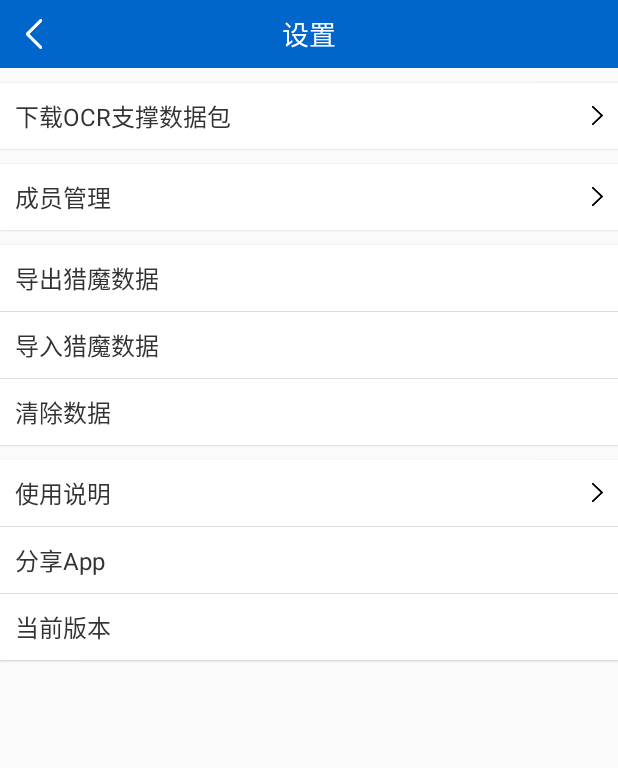
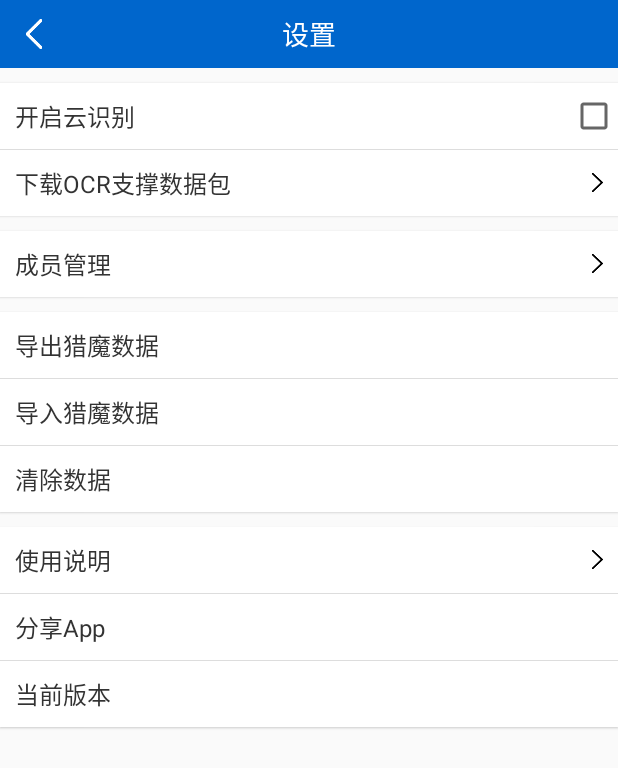
Before and after one commit to Dean1990/LordsHunter, an Android app: the screen it shows after launch (SettingsActivity), after a tap on an icon or button, on a phone screen of 412 x 824 dp. Shown: the top 768 px of the screen. Run offline under Robolectric (Android 15) with nearby library versions, the phone set to English and light mode, and no system bars; our stand-ins replace ButterKnife; libraries missing offline, so code that uses them is left out: cn.qqtheme.framework, com.alibaba.fastjson, com.deanlib.ootblite, com.github.mikephil.charting, com.googlecode.tesseract and 7 more; 57 statements that could not run were skipped.

Commit message:
增加了云识别功能

```diff
--- a/app/src/main/java/com/deanlib/lordshunter/app/App.java
+++ b/app/src/main/java/com/deanlib/lordshunter/app/App.java
@@ -5,12 +5,17 @@ import android.support.multidex.MultiDexApplication;
 import android.text.TextUtils;
 
 import com.alibaba.fastjson.JSON;
+import com.baidu.ocr.sdk.OCR;
+import com.baidu.ocr.sdk.OnResultListener;
+import com.baidu.ocr.sdk.exception.OCRError;
+import com.baidu.ocr.sdk.model.AccessToken;
 import com.deanlib.lordshunter.R;
 import com.deanlib.lordshunter.Utils;
 import com.deanlib.lordshunter.data.entity.Member;
 import com.deanlib.lordshunter.data.entity.Prey;
 import com.deanlib.ootblite.OotbConfig;
 import com.deanlib.ootblite.data.SharedPUtils;
+import com.deanlib.ootblite.utils.DLog;
 import com.scwang.smartrefresh.layout.SmartRefreshLayout;
 import com.scwang.smartrefresh.layout.api.DefaultRefreshFooterCreator;
 import com.scwang.smartrefresh.layout.api.DefaultRefreshHeaderCreator;
@@ -89,6 +94,19 @@ public class App extends MultiDexApplication {
             initNameIndex(preyNamesChiTra[i].toCharArray(),prey);
         }
 
+        //百度OCR
+        OCR.getInstance(this).initAccessToken(new OnResultListener<AccessToken>() {
+            @Override
+            public void onResult(AccessToken accessToken) {
+                DLog.d("Baidu OCR AccessToken : "+accessToken);
+            }
+
+            @Override
+            public void onError(OCRError ocrError) {
+                ocrError.printStackTrace();
+            }
+        },getApplicationContext());
+
     }
 
     private void initNameIndex(char[] chars,Prey prey){
--- a/app/src/main/java/com/deanlib/lordshunter/data/Persistence.java
+++ b/app/src/main/java/com/deanlib/lordshunter/data/Persistence.java
@@ -7,8 +7,8 @@ import com.alibaba.fastjson.JSON;
 import com.alibaba.fastjson.serializer.PropertyPreFilter;
 import com.alibaba.fastjson.serializer.SimplePropertyPreFilter;
 import com.deanlib.lordshunter.data.entity.Report;
+import com.deanlib.ootblite.data.IOUtils;
 import com.deanlib.ootblite.utils.FormatUtils;
-import com.deanlib.ootblite.utils.IOUtils;
 
 import java.io.File;
 import java.io.FileInputStream;
--- a/app/src/main/java/com/deanlib/lordshunter/ui/view/MainActivity.java
+++ b/app/src/main/java/com/deanlib/lordshunter/ui/view/MainActivity.java
@@ -18,6 +18,7 @@ import com.deanlib.lordshunter.app.Constant;
 import com.deanlib.lordshunter.data.entity.Report;
 import com.deanlib.ootblite.OotbConfig;
 import com.deanlib.ootblite.data.SharedPUtils;
+import com.deanlib.ootblite.utils.AppUtils;
 import com.deanlib.ootblite.utils.DLog;
 import com.deanlib.ootblite.utils.FormatUtils;
 import com.deanlib.ootblite.utils.PopupUtils;
@@ -87,15 +88,15 @@ public class MainActivity extends BaseActivity {
 
         //字库文件
         mTraineddata = Utils.getOCR(Constant.OCR_LANGUAGE).getFile();
-
-        if (!mTraineddata.exists()) {
+        SharedPUtils sharedPUtils = new SharedPUtils();
+        if (!mTraineddata.exists() && !"true".equals(sharedPUtils.getCache("cloudocr"))) {
             //第一次使用
             OotbConfig.task().postDelayed(new Runnable() {
                 @Override
                 public void run() {
-                    ViewJump.toWebView(MainActivity.this, Constant.README_URL_HEADER + "readme_"+Constant.OCR_LANGUAGE+".html");
+                    ViewJump.toWebView(MainActivity.this, Constant.README_URL_HEADER + "readme_" + Constant.OCR_LANGUAGE + ".html");
                 }
-            },2000);
+            }, 2000);
         }
 
         RxPermissions permissions = new RxPermissions(this);
@@ -107,19 +108,25 @@ public class MainActivity extends BaseActivity {
 //                        PopupUtils.sendToast(R.string.permission_not_granted);
                     }
 
-                    if (!mTraineddata.exists()) {
+                    if (!mTraineddata.exists() && !"true".equals(sharedPUtils.getCache("cloudocr"))) {
                         new AlertDialog.Builder(MainActivity.this).setTitle(R.string.guide).setMessage(R.string.guide_download_data_package)
-                                .setPositiveButton(R.string.ok, new DialogInterface.OnClickListener() {
+                                .setPositiveButton(R.string.use_cloud_ocr, new DialogInterface.OnClickListener() {
                                     @Override
                                     public void onClick(DialogInterface dialog, int which) {
-                                        ViewJump.toOCRManage(MainActivity.this,true);
+                                        dialog.dismiss();
+                                        sharedPUtils.setCache("cloudocr", "true");
                                     }
-                                }).setNegativeButton(R.string.cancel, null).show();
+                                }).setNegativeButton(R.string.download_data_package, new DialogInterface.OnClickListener() {
+                            @Override
+                            public void onClick(DialogInterface dialog, int which) {
+                                dialog.dismiss();
+                                ViewJump.toOCRManage(MainActivity.this, true);
+                            }
+                        }).setNeutralButton(R.string.cancel,null).show();
                     }
                 });
 
         //查看是否有缓存
-        SharedPUtils sharedPUtils = new SharedPUtils();
         List<Report> reports = JSON.parseArray(sharedPUtils.getCache("unsavareports"), Report.class);
         if (reports != null) {
             new AlertDialog.Builder(this).setTitle(R.string.attention).setMessage(R.string.data_not_save)
@@ -141,8 +148,8 @@ public class MainActivity extends BaseActivity {
             public void run() {
                 //广告
                 String adShowDate = sharedPUtils.getCache("ad_show_date");
-                if (!FormatUtils.convertDateTimestampToString(System.currentTimeMillis(),FormatUtils.DATE_FORMAT_YMD).equals(adShowDate))
-                    startActivity(new Intent(MainActivity.this,AdActivity.class));
+                if (!FormatUtils.convertDateTimestampToString(System.currentTimeMillis(), FormatUtils.DATE_FORMAT_YMD).equals(adShowDate))
+                    startActivity(new Intent(MainActivity.this, AdActivity.class));
             }
         });
 
@@ -173,7 +180,7 @@ public class MainActivity extends BaseActivity {
                 mCalendar.set(year, 0, 1);
                 startTime = mCalendar.getTimeInMillis();
                 mCalendar.add(Calendar.YEAR, 1);
-                endTime = mCalendar.getTimeInMillis()-1;
+                endTime = mCalendar.getTimeInMillis() - 1;
                 grain = 60 * 60 * 1000 * 24 * 30L;
                 tvDate.setText(mDateFormat5.format(new Date(startTime)) + " - " + mDateFormat5.format(new Date(endTime)));
                 break;
@@ -192,7 +199,7 @@ public class MainActivity extends BaseActivity {
                 mCalendar.add(Calendar.DATE, -week + 1);
                 startTime = mCalendar.getTimeInMillis();
                 mCalendar.add(Calendar.DATE, 7);
-                endTime = mCalendar.getTimeInMillis()-1;
+                endTime = mCalendar.getTimeInMillis() - 1;
                 grain = 60 * 60 * 1000 * 24L;
                 tvDate.setText(mDateFormat4.format(new Date(startTime)) + " - " + mDateFormat4.format(new Date(endTime)));
                 break;
@@ -201,7 +208,7 @@ public class MainActivity extends BaseActivity {
                 mCalendar.set(year, month, date, 0, 0, 0);
                 startTime = mCalendar.getTimeInMillis();
                 mCalendar.add(Calendar.DATE, 1);
-                endTime = mCalendar.getTimeInMillis()-1;
+                endTime = mCalendar.getTimeInMillis() - 1;
                 grain = 60 * 60 * 1000L;
                 tvDate.setText(mDateFormat3.format(new Date(startTime)));
                 break;
@@ -237,7 +244,7 @@ public class MainActivity extends BaseActivity {
             long killCount = realm.where(Report.class).between("timestamp", start, end).count();
             kills.add(new Entry(x, killCount));
 
-            long memberCount = realm.where(Report.class).between("timestamp", start, end).distinct("name","group").count();
+            long memberCount = realm.where(Report.class).between("timestamp", start, end).distinct("name", "group").count();
             members.add(new Entry(x, memberCount));
 
             long euivalentCount = 0;
@@ -250,7 +257,7 @@ public class MainActivity extends BaseActivity {
                     euivalentCount += Utils.equivalentLv1(level, count);
                 }
             }
-            equivalents.add(new Entry(x,euivalentCount));
+            equivalents.add(new Entry(x, euivalentCount));
 
         }
 
@@ -400,7 +407,7 @@ public class MainActivity extends BaseActivity {
                 break;
             case R.id.btnShareData:
                 Realm realm = Realm.getDefaultInstance();
-                long memberNum = realm.where(Report.class).between("timestamp", startTime, endTime).distinct("name","group").count();
+                long memberNum = realm.where(Report.class).between("timestamp", startTime, endTime).distinct("name", "group").count();
                 if (memberNum != 0) {
                     StringBuilder data = new StringBuilder(getString(R.string.share_data_template_1, tvDate.getText().toString(), memberNum) + ",");
                     long equalLv1 = 0;
@@ -584,7 +591,10 @@ public class MainActivity extends BaseActivity {
 
     }
 
-
+    @Override
+    public void onBackPressed() {
+        AppUtils.exit();
+    }
 
 
 }
--- a/app/src/main/java/com/deanlib/lordshunter/ui/view/SettingsActivity.java
+++ b/app/src/main/java/com/deanlib/lordshunter/ui/view/SettingsActivity.java
@@ -19,6 +19,7 @@ import com.deanlib.lordshunter.app.Constant;
 import com.deanlib.lordshunter.data.Persistence;
 import com.deanlib.lordshunter.data.entity.ImageInfo;
 import com.deanlib.lordshunter.data.entity.Report;
+import com.deanlib.ootblite.data.SharedPUtils;
 import com.deanlib.ootblite.utils.DLog;
 import com.deanlib.ootblite.utils.FormatUtils;
 import com.deanlib.ootblite.utils.PopupUtils;
@@ -53,6 +54,10 @@ public class SettingsActivity extends AppCompatActivity {
 
     @BindView(R.id.tvVersion)
     TextView tvVersion;
+    @BindView(R.id.tvDownloadOCRData)
+    TextView tvDownloadOCRData;
+    @BindView(R.id.cbCloudOCR)
+    CheckBox cbCloudOCR;
 
     AlertDialog mDateDialog;
 
@@ -66,18 +71,28 @@ public class SettingsActivity extends AppCompatActivity {
     }
 
     private void init() {
+        SharedPUtils sharedPUtils = new SharedPUtils();
+        cbCloudOCR.setChecked("true".equals(sharedPUtils.getCache("cloudocr")));
+        tvDownloadOCRData.setEnabled(!cbCloudOCR.isChecked());
         tvVersion.setText(VersionUtils.getAppVersionName() + "(" + VersionUtils.getAppVersionCode() + ")");
     }
 
-    @OnClick({R.id.layoutBack, R.id.layoutDownloadOCRData, R.id.layoutMemberManage, R.id.tvExportData, R.id.tvImportData, R.id.tvDeleteData, R.id.tvSpecification, R.id.tvShareApp})
+    @OnClick({R.id.layoutBack, R.id.tvDownloadOCRData, R.id.layoutCloudOCR, R.id.layoutMemberManage, R.id.tvExportData, R.id.tvImportData, R.id.tvDeleteData, R.id.tvSpecification, R.id.tvShareApp})
     public void onViewClicked(View view) {
         switch (view.getId()) {
             case R.id.layoutBack:
                 finish();
                 break;
-            case R.id.layoutDownloadOCRData:
+            case R.id.tvDownloadOCRData:
                 //管理OCR
                 ViewJump.toOCRManage(this);
+                break;
+            case R.id.layoutCloudOCR:
+                //使用在线OCR
+                cbCloudOCR.setChecked(!cbCloudOCR.isChecked());
+                tvDownloadOCRData.setEnabled(!cbCloudOCR.isChecked());
+                SharedPUtils sharedPUtils = new SharedPUtils();
+                sharedPUtils.setCache("cloudocr", cbCloudOCR.isChecked()+"");
                 break;
             case R.id.layoutMemberManage:
                 //成员管理
@@ -96,14 +111,14 @@ public class SettingsActivity extends AppCompatActivity {
 
                             @Override
                             public void selectMultDate(DayTimeEntity startTimeEntity, DayTimeEntity endTimeEntity) {
-                                DLog.d(startTimeEntity.year + "/"+startTimeEntity.month+"/"+startTimeEntity.day +"/"+startTimeEntity.listPosition+"/"+startTimeEntity.monthPosition);
-                                DLog.d(endTimeEntity.year + "/"+endTimeEntity.month+"/"+endTimeEntity.day +"/"+endTimeEntity.listPosition+"/"+endTimeEntity.monthPosition);
-                                if (startTimeEntity.day == 0 && endTimeEntity.day == 0){
+                                DLog.d(startTimeEntity.year + "/" + startTimeEntity.month + "/" + startTimeEntity.day + "/" + startTimeEntity.listPosition + "/" + startTimeEntity.monthPosition);
+                                DLog.d(endTimeEntity.year + "/" + endTimeEntity.month + "/" + endTimeEntity.day + "/" + endTimeEntity.listPosition + "/" + endTimeEntity.monthPosition);
+                                if (startTimeEntity.day == 0 && endTimeEntity.day == 0) {
                                     //没有选择日期
                                     PopupUtils.sendToast(R.string.select_date);
-                                }else {
+                                } else {
                                     mDateDialog.dismiss();
-                                    SelectDate date = new SelectDate(startTimeEntity,endTimeEntity);
+                                    SelectDate date = new SelectDate(startTimeEntity, endTimeEntity);
                                     new AlertDialog.Builder(SettingsActivity.this).setTitle(R.string.attention)
                                             .setMessage(getString(R.string.export_data_date_, date.getTag()))
                                             .setPositiveButton(R.string.export, new DialogInterface.OnClickListener() {
@@ -196,10 +211,10 @@ public class SettingsActivity extends AppCompatActivity {
 
                     @Override
                     public void selectMultDate(DayTimeEntity startTimeEntity, DayTimeEntity endTimeEntity) {
-                        if (startTimeEntity.day == 0 && endTimeEntity.day == 0){
+                        if (startTimeEntity.day == 0 && endTimeEntity.day == 0) {
                             //没有选择日期
                             PopupUtils.sendToast(R.string.select_date);
-                        }else {
+                        } else {
                             mDateDialog.dismiss();
                             SelectDate date = new SelectDate(startTimeEntity, endTimeEntity);
                             new AlertDialog.Builder(SettingsActivity.this).setTitle(R.string.attention)
@@ -213,11 +228,11 @@ public class SettingsActivity extends AppCompatActivity {
                                                 @Override
                                                 public void execute(Realm realm) {
                                                     for (Report report : reports) {
-                                                        if(report!=null && report.getImage()!=null) {
+                                                        if (report != null && report.getImage() != null) {
                                                             ImageInfo imageInfo = realm.where(ImageInfo.class)
                                                                     .equalTo("md5", report.getImage().getMd5())
                                                                     .findFirst();
-                                                            if (imageInfo!=null)
+                                                            if (imageInfo != null)
                                                                 imageInfo.deleteFromRealm();
                                                         }
                                                     }
@@ -260,18 +275,18 @@ public class SettingsActivity extends AppCompatActivity {
         return new AlertDialog.Builder(this).setView(dateLayout).show();
     }
 
-    class SelectDate{
+    class SelectDate {
         long startTime;
         long endTime;
         String tag;
 
-        public SelectDate(DayTimeEntity startTimeEntity,DayTimeEntity endTimeEntity){
+        public SelectDate(DayTimeEntity startTimeEntity, DayTimeEntity endTimeEntity) {
 
             Calendar calendar = Calendar.getInstance();
             if (startTimeEntity.day == 0 ^ endTimeEntity.day == 0) {
                 //只选择了一个日期 就只取一天的数据
                 DayTimeEntity dayTime = startTimeEntity;
-                    if (startTimeEntity.day == 0){
+                if (startTimeEntity.day == 0) {
                     dayTime = endTimeEntity;
                 }
                 calendar.set(dayTime.year, dayTime.month, dayTime.day, 0, 0, 0);
@@ -280,13 +295,13 @@ public class SettingsActivity extends AppCompatActivity {
                 endTime = calendar.getTimeInMillis();
                 tag = getString(R.string._y_m_d, dayTime.year, dayTime.month, dayTime.day);
             } else {
-                    calendar.set(startTimeEntity.year, startTimeEntity.month , startTimeEntity.day, 0, 0, 0);
+                calendar.set(startTimeEntity.year, startTimeEntity.month, startTimeEntity.day, 0, 0, 0);
                 startTime = calendar.getTimeInMillis();
                 calendar.set(endTimeEntity.year, endTimeEntity.month, endTimeEntity.day, 0, 0, 0);
                 calendar.add(Calendar.DAY_OF_MONTH, 1);
                 endTime = calendar.getTimeInMillis();
-                    tag = getString(R.string._y_m_d, startTimeEntity.year, startTimeEntity.month+1, startTimeEntity.day)
-                            + " - " + getString(R.string._y_m_d, endTimeEntity.year, endTimeEntity.month+1, endTimeEntity.day) ;
+                tag = getString(R.string._y_m_d, startTimeEntity.year, startTimeEntity.month + 1, startTimeEntity.day)
+                        + " - " + getString(R.string._y_m_d, endTimeEntity.year, endTimeEntity.month + 1, endTimeEntity.day);
             }
 
         }
--- /dev/null
+++ b/app/src/main/res/drawable/selector_background.xml
@@ -0,0 +1,7 @@
+<?xml version="1.0" encoding="utf-8"?>
+<selector xmlns:android="http://schemas.android.com/apk/res/android">
+    <item android:state_enabled="true" android:drawable="@color/colorWhite"/>
+    <item android:state_focused="true" android:drawable="@color/colorWhite"/>
+    <item android:state_pressed="true" android:drawable="@color/colorWhite"/>
+    <item android:drawable="@color/colorGrayTint"/>
+</selector>
--- a/app/src/main/res/layout/activity_settings.xml
+++ b/app/src/main/res/layout/activity_settings.xml
@@ -32,16 +32,45 @@
     </RelativeLayout>
 
     <LinearLayout
-        android:id="@+id/layoutDownloadOCRData"
         android:elevation="1dp"
         android:layout_marginTop="10dp"
         android:background="@color/colorWhite"
         android:gravity="center_vertical"
-        android:orientation="horizontal"
+        android:orientation="vertical"
         android:layout_width="match_parent"
         android:layout_height="wrap_content">
+        <LinearLayout
+            android:id="@+id/layoutCloudOCR"
+            android:gravity="center_vertical"
+            android:descendantFocusability="blocksDescendants"
+            android:orientation="horizontal"
+            android:layout_width="match_parent"
+            android:layout_height="wrap_content">
+
+            <TextView
+                android:padding="10dp"
+                android:textColor="@color/textBlack"
+                android:textSize="@dimen/text_size_normal_x"
+                android:layout_weight="1"
+                android:text="@string/use_cloud_ocr"
+                android:layout_width="match_parent"
+                android:layout_height="wrap_content" />
+            <CheckBox
+                android:clickable="false"
+                android:id="@+id/cbCloudOCR"
+                android:layout_marginLeft="10dp"
+                android:layout_width="wrap_content"
+                android:layout_height="wrap_content" />
+        </LinearLayout>
+
+        <View
+            android:background="@color/colorGrayTint"
+            android:layout_width="match_parent"
+            android:layout_height="0.5dp"/>
 
         <TextView
+            android:background="@drawable/selector_background"
+            android:id="@+id/tvDownloadOCRData"
             android:drawableRight="@mipmap/go_black"
             android:padding="10dp"
             android:textColor="@color/textBlack"
--- a/app/src/main/res/values/strings.xml
+++ b/app/src/main/res/values/strings.xml
@@ -40,10 +40,10 @@
     <string name="attention_not_wifi">非WIFI网络环境，是否直接下载？</string>
 
     <string name="guide">指导</string>
-    <string name="guide_download_data_package">应用需要下载OCR支撑数据包才能正常使用，是否要现在下载？</string>
+    <string name="guide_download_data_package">应用需要开启云识别或者下载OCR支撑数据包才能正常使用，是否要开启或者下载？</string>
 
     <string name="data_package_exist">OCR支撑数据包是存在的</string>
-    <string name="data_package_not_exist">OCR支撑数据包不存在，请前往首页设置中下载OCR支撑数据包</string>
+    <string name="data_package_not_exist">未开启云识别或者OCR支撑数据包不存在</string>
 
     <string name="share_data_empty">无数据可分享</string>
     <string name="share_data_template_1">%s ,共 %d 人上传猎魔记录</string>
@@ -97,4 +97,7 @@
     <string name="equivalent_lv1_">等效Lv.1</string>
     <string name="zhi">只</string>
     <string name="ocr_data_manage">OCR数据管理</string>
+    <string name="save_exit">是否保存当前数据再退出</string>
+    <string name="exit">退出</string>
+    <string name="use_cloud_ocr">开启云识别</string>
 </resources>
```
Also changed, not shown: app/build.gradle (+5 -3 lines), app/src/main/java/com/deanlib/lordshunter/Utils.java (+151 -23 lines), app/src/main/java/com/deanlib/lordshunter/service/CollectTaskService.java (+6 -1 lines), app/src/main/java/com/deanlib/lordshunter/ui/view/SaveActivity.java (+31 -2 lines), app/libs/ocr-sdk.jar (added), 7 other files. Lines whose indentation alone changed are shown as unchanged.
